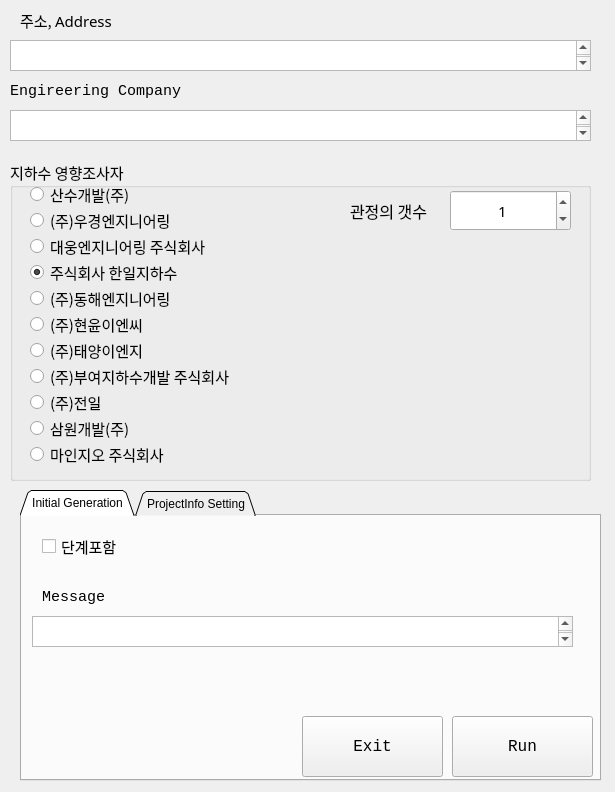
Qt form 11_util/totalcmd python/03_지하수 이용실태 조사표/09_QT YangSoo File Generator/01_Original File/aqt_input.ui (ihanseol/04_PyhtonDemoDojang) before a commit.
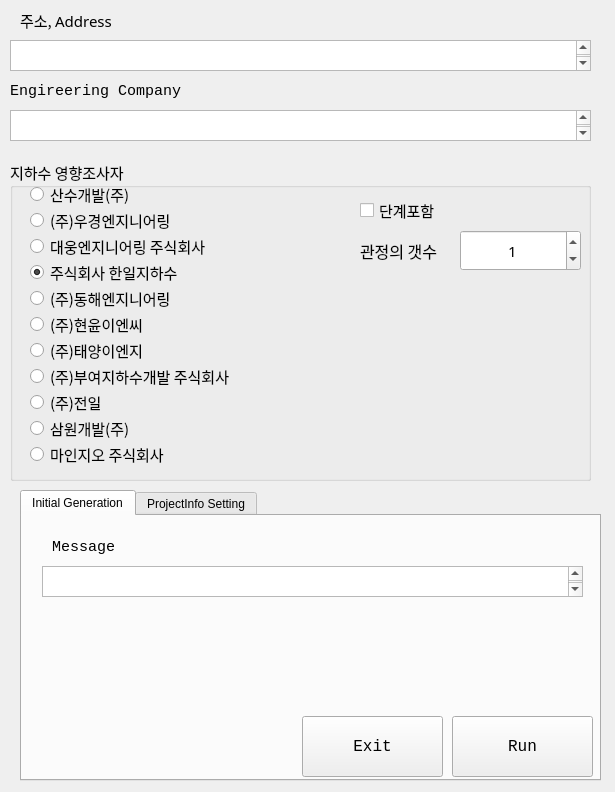
The same form after that commit.

What changed in the file:
```diff
--- a/11_util/totalcmd python/03_지하수 이용실태 조사표/09_QT YangSoo File Generator/01_Original File/aqt_input.ui
+++ b/11_util/totalcmd python/03_지하수 이용실태 조사표/09_QT YangSoo File Generator/01_Original File/aqt_input.ui
@@ -33,11 +33,17 @@
      <enum>QTabWidget::North</enum>
     </property>
     <property name="tabShape">
-     <enum>QTabWidget::Triangular</enum>
+     <enum>QTabWidget::Rounded</enum>
     </property>
     <property name="currentIndex">
      <number>0</number>
     </property>
+    <property name="iconSize">
+     <size>
+      <width>32</width>
+      <height>32</height>
+     </size>
+    </property>
     <property name="elideMode">
      <enum>Qt::ElideLeft</enum>
     </property>
@@ -48,8 +54,8 @@
      <widget class="QTextEdit" name="textEdit_3">
       <property name="geometry">
        <rect>
-        <x>10</x>
-        <y>100</y>
+        <x>20</x>
+        <y>50</y>
         <width>541</width>
         <height>31</height>
        </rect>
@@ -61,30 +67,11 @@
        </font>
       </property>
      </widget>
-     <widget class="QCheckBox" name="checkBox">
-      <property name="geometry">
-       <rect>
-        <x>20</x>
-        <y>20</y>
-        <width>141</width>
-        <height>20</height>
-       </rect>
-      </property>
-      <property name="font">
-       <font>
-        <family>D2Coding</family>
-        <pointsize>11</pointsize>
-       </font>
-      </property>
-      <property name="text">
-       <string>단계포함</string>
-      </property>
-     </widget>
      <widget class="QLabel" name="label_4">
       <property name="geometry">
        <rect>
-        <x>20</x>
-        <y>70</y>
+        <x>30</x>
+        <y>20</y>
         <width>141</width>
         <height>21</height>
        </rect>
@@ -526,8 +513,8 @@
     <widget class="QLabel" name="label_2">
      <property name="geometry">
       <rect>
-       <x>340</x>
-       <y>40</y>
+       <x>350</x>
+       <y>80</y>
        <width>91</width>
        <height>21</height>
       </rect>
@@ -545,8 +532,8 @@
     <widget class="QSpinBox" name="spinBox">
      <property name="geometry">
       <rect>
-       <x>440</x>
-       <y>30</y>
+       <x>450</x>
+       <y>70</y>
        <width>121</width>
        <height>41</height>
       </rect>
@@ -570,6 +557,25 @@
       <number>1</number>
      </property>
     </widget>
+    <widget class="QCheckBox" name="checkBox">
+     <property name="geometry">
+      <rect>
+       <x>350</x>
+       <y>40</y>
+       <width>141</width>
+       <height>20</height>
+      </rect>
+     </property>
+     <property name="font">
+      <font>
+       <family>D2Coding</family>
+       <pointsize>11</pointsize>
+      </font>
+     </property>
+     <property name="text">
+      <string>단계포함</string>
+     </property>
+    </widget>
    </widget>
   </widget>
  </widget>
```
